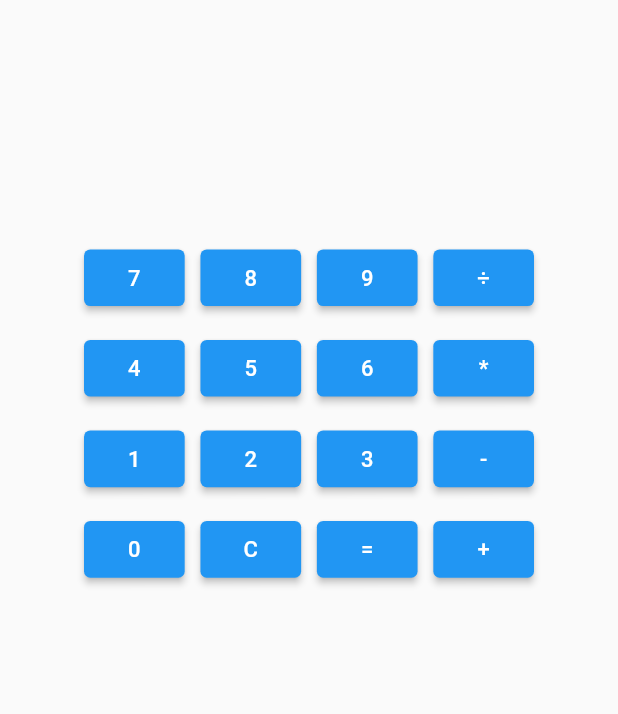
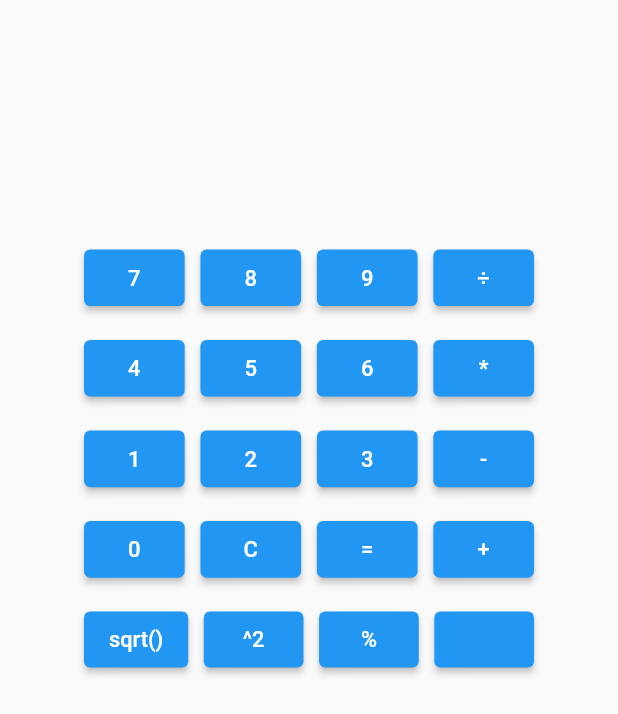
Before and after one commit to jaserranoj/taller2, a Flutter app: the screen it shows after launch, on a phone screen of 412 x 824 dp. Shown: the top 714 px of the screen. Run offline on Flutter 3.47's test engine with Material 2 defaults, Android fonts, the phone set to English and light mode, and no system bars.

```diff
--- a/lib/main.dart
+++ b/lib/main.dart
@@ -1,3 +1,5 @@
+import 'dart:math';
+
 import 'package:flutter/material.dart';
 
 void main() {
@@ -272,6 +274,70 @@ class _CalculadoraState extends State<Calculadora> {
                 )
               ],
             ),
+            SizedBox(height: 10,),
+            Row(
+              mainAxisAlignment: MainAxisAlignment.center,
+              children: [
+                Container(
+                  width: 300,
+                  child: FittedBox(
+                    fit: BoxFit.fill,
+                    child: Row(
+                      mainAxisAlignment: MainAxisAlignment.center,
+                      children: [
+                        ElevatedButton(
+                            onPressed: (){
+                              setState((){
+                                //  String t =  _operacion.toString();
+                                //  print(t);
+                                _raiz();
+                                operaciones = resultadoOperaciones;
+
+                              });
+                            },
+                            child: Text(
+                                "sqrt()"
+                            )
+                        ),
+                        SizedBox(width: 10,),
+                        ElevatedButton(
+                            onPressed: (){
+                              setState((){
+                                //  String t =  _operacion.toString();
+                                //  print(t);
+                                _cruadado();
+                                operaciones = resultadoOperaciones;
+
+                              });
+                            },
+                            child: Text(
+                                "^2"
+                            )
+                        ),
+                        SizedBox(width: 10,),
+                        ElevatedButton(
+                            onPressed: (){
+
+                            },
+                            child: Text(
+                                " % "
+                            )
+                        ),
+                        SizedBox(width: 10,),
+                        ElevatedButton(
+                            onPressed: (){
+
+                            },
+                            child: Text(
+                                "  "
+                            )
+                        )
+                      ],
+                    ),
+                  ),
+                )
+              ],
+            )
           ],
         ),
       ),
@@ -347,6 +413,33 @@ class _CalculadoraState extends State<Calculadora> {
   }
 
 
+  void _raiz() {
+    var arreglo =operaciones.split(" ");
+
+    if (arreglo.length == 1) {
+      if (!int
+          .parse(arreglo[0])
+          .isNaN) {
+        print(int.parse(arreglo[0]));
+        var resultado = sqrt(int.parse(arreglo[0]));
+        resultadoOperaciones = "$resultado";
+      } else {
+        resultadoOperaciones = "Error.";
+        operaciones = "0";
+        return;
+      }
+    }
 
 
+
+  }
+
+  void _cruadado() {
+
+    var resultado = pow(4,2);
+    resultadoOperaciones = "$resultado";
+
+
+  }
+
 }
```
